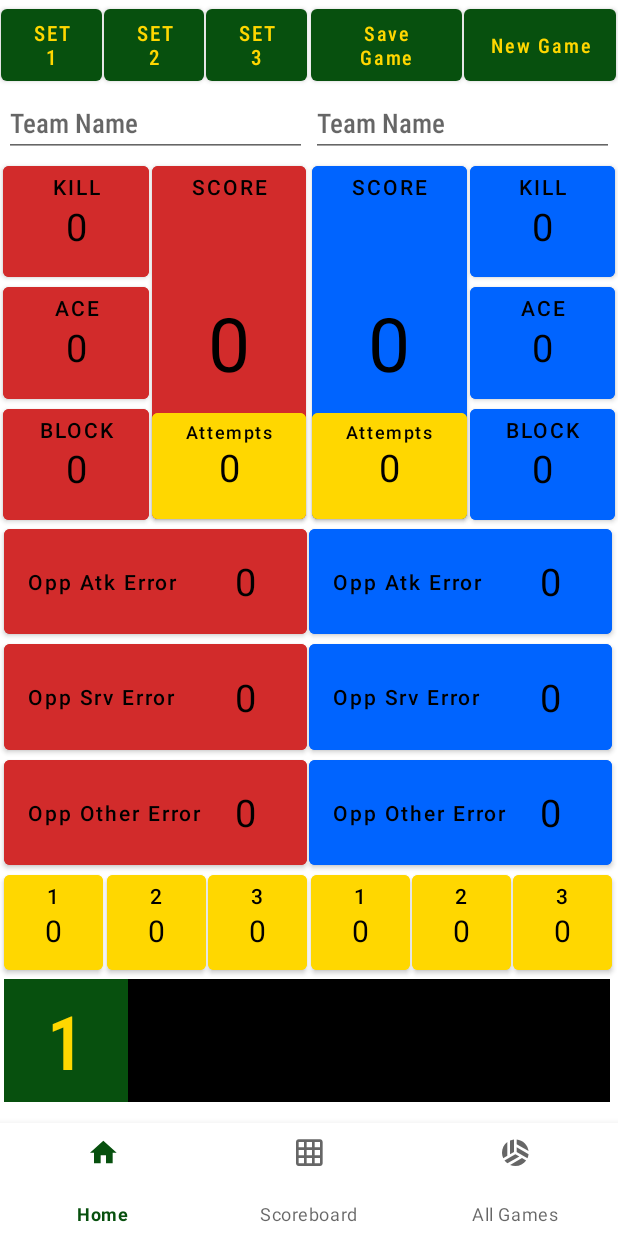
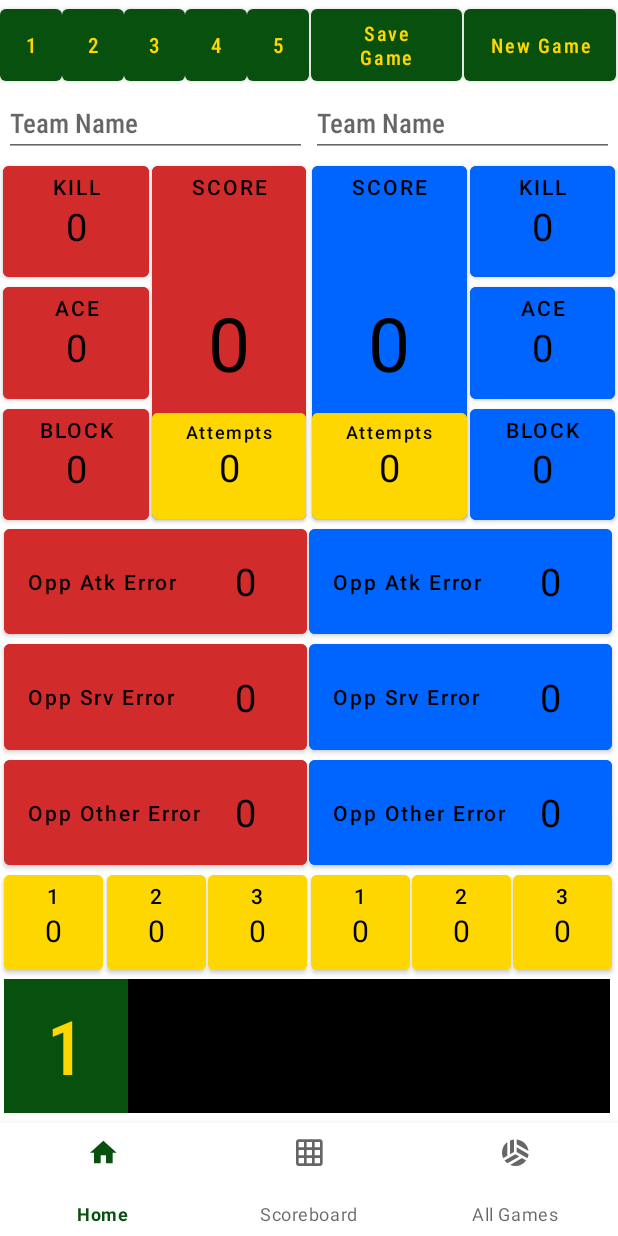
Before and after one commit to CamdenKSeaver/VolleyballApp2, an Android app: the fragment FullScoreboard placed in its activity, on a phone screen of 412 x 824 dp. Run offline under Robolectric (Android 15) with nearby library versions, the phone set to English and light mode, and no system bars; our stand-ins replace Firebase (no records; nobody signed in at launch, a user with empty details on screens opened directly).

Commit message:
now can click all buttons

```diff
--- a/VolleyballApp-main/app/src/main/res/layout/fragment_full_scoreboard.xml
+++ b/VolleyballApp-main/app/src/main/res/layout/fragment_full_scoreboard.xml
@@ -21,7 +21,7 @@
         android:id="@+id/homeScoreButton"
         android:layout_width="0dp"
         android:layout_height="0dp"
-
+        android:translationZ="1dp"
         android:layout_marginRight="2dp"
         android:backgroundTint="@color/red"
         android:gravity="center_horizontal"
@@ -65,7 +65,7 @@
 
         android:layout_marginRight="2dp"
         android:backgroundTint="@color/gold"
-        android:elevation="20dp"
+        android:elevation="50dp"
         android:gravity="center_horizontal"
         android:onClick="onClick"
         android:text="Attempts"
@@ -85,7 +85,7 @@
         android:textSize="12dp"
         android:layout_marginRight="2dp"
         android:backgroundTint="@color/gold"
-        android:elevation="20dp"
+        android:elevation="50dp"
         android:gravity="center_horizontal"
         android:onClick="onClick"
         android:text="Attempts"
@@ -207,7 +207,7 @@ android:layout_marginRight="1dp"
       android:textColor="@color/black"
         android:elevation="30dp"
         android:gravity="center"
-        android:onClick="onClick"
+
         android:text="0"
         android:textSize="20dp"
         android:textAllCaps="false"
@@ -225,7 +225,7 @@ android:layout_marginRight="1dp"
         android:textColor="@color/black"
         android:elevation="30dp"
         android:gravity="center"
-        android:onClick="onClick"
+
         android:text="0"
         android:textSize="20dp"
         android:textAllCaps="false"
@@ -243,7 +243,7 @@ android:layout_marginRight="1dp"
         android:textColor="@color/black"
         android:elevation="30dp"
         android:gravity="center"
-        android:onClick="onClick"
+
         android:text="0"
         android:textSize="20dp"
         android:textAllCaps="false"
@@ -262,7 +262,7 @@ android:layout_marginRight="1dp"
         android:textColor="@color/black"
         android:elevation="30dp"
         android:gravity="center"
-        android:onClick="onClick"
+
         android:text="0"
         android:textSize="20dp"
         android:textAllCaps="false"
@@ -281,7 +281,7 @@ android:layout_marginRight="1dp"
         android:textColor="@color/black"
         android:elevation="30dp"
         android:gravity="center"
-        android:onClick="onClick"
+
         android:text="0"
         android:textSize="20dp"
         android:textAllCaps="false"
@@ -298,7 +298,7 @@ android:layout_marginRight="1dp"
         android:textColor="@color/black"
         android:elevation="30dp"
         android:gravity="center"
-        android:onClick="onClick"
+
         android:text="0"
         android:textSize="20dp"
         android:textAllCaps="false"
@@ -852,18 +852,32 @@ android:layout_marginRight="1dp"
         android:layout_width="0dp"
         android:layout_height="0dp"
         android:layout_marginRight="1dp"
-
+        android:textAllCaps="false"
         android:fontFamily="sans-serif-condensed-medium"
         android:onClick="setClicked"
-        android:text="Set 1"
+        android:text="1"
         android:textColor="@color/gold"
         app:layout_constraintTop_toTopOf="parent"
 
         app:layout_constraintHeight_percent=".08"
-        app:layout_constraintRight_toLeftOf="@id/Set2"
-        app:layout_constraintWidth_percent=".163"
+        app:layout_constraintLeft_toLeftOf="parent"
+        app:layout_constraintWidth_percent=".1"
      />
+    <Button
+        android:id="@+id/Set2"
+        android:layout_width="0dp"
+        android:layout_height="0dp"
+        android:layout_marginRight="1dp"
+        android:textAllCaps="false"
+        android:fontFamily="sans-serif-condensed-medium"
+        android:onClick="setClicked"
+        android:text="2"
+        android:textColor="@color/gold"
 
+        app:layout_constraintHeight_percent=".08"
+        app:layout_constraintLeft_toRightOf="@id/Set1"
+        app:layout_constraintWidth_percent=".1"
+        app:layout_constraintTop_toTopOf="parent" />
     <Button
         android:id="@+id/Set3"
         android:layout_width="0dp"
@@ -872,29 +886,47 @@ android:layout_marginRight="1dp"
 
         android:fontFamily="sans-serif-condensed-medium"
         android:onClick="setClicked"
-        android:text="Set 3"
+        android:text="3"
+        android:textColor="@color/gold"
+android:textAllCaps="false"
+
+        app:layout_constraintHeight_percent=".08"
+        app:layout_constraintLeft_toRightOf="@id/Set2"
+        app:layout_constraintWidth_percent=".1"
+        app:layout_constraintTop_toTopOf="parent"/>
+    <Button
+        android:id="@+id/Set4"
+        android:layout_width="0dp"
+        android:layout_height="0dp"
+        android:layout_marginRight="1dp"
+        android:textAllCaps="false"
+        android:fontFamily="sans-serif-condensed-medium"
+        android:onClick="setClicked"
+        android:text="4"
         android:textColor="@color/gold"
 
         app:layout_constraintHeight_percent=".08"
-        app:layout_constraintRight_toLeftOf="@id/guideline"
-        app:layout_constraintWidth_percent=".163"
-        app:layout_constraintTop_toTopOf="parent"/>
+        app:layout_constraintLeft_toRightOf="@id/Set3"
+        app:layout_constraintWidth_percent=".1"
+        app:layout_constraintTop_toTopOf="parent" />
 
     <Button
-        android:id="@+id/Set2"
+        android:id="@+id/Set5"
         android:layout_width="0dp"
         android:layout_height="0dp"
         android:layout_marginRight="1dp"
-
+        android:textAllCaps="false"
         android:fontFamily="sans-serif-condensed-medium"
         android:onClick="setClicked"
-        android:text="Set 2"
+        android:text="5"
         android:textColor="@color/gold"
 
         app:layout_constraintHeight_percent=".08"
-        app:layout_constraintRight_toLeftOf="@id/Set3"
-        app:layout_constraintWidth_percent=".163"
+        app:layout_constraintLeft_toRightOf="@id/Set4"
+        app:layout_constraintWidth_percent=".1"
         app:layout_constraintTop_toTopOf="parent" />
+
+
 
 
     <TextView
@@ -908,7 +940,7 @@ android:layout_marginRight="1dp"
         android:text="1"
         android:textColor="@color/gold"
         android:textSize="50dp"
-        app:layout_constraintHeight_percent=".11"
+        app:layout_constraintHeight_percent=".12"
         app:layout_constraintLeft_toLeftOf="@id/home1"
         app:layout_constraintTop_toBottomOf="@id/home1"
         app:layout_constraintWidth_percent=".2" />
@@ -922,7 +954,7 @@ android:layout_marginRight="1dp"
         app:layout_constraintGuide_percent="0.4" />
 
     <ListView
-        app:layout_constraintHeight_percent=".11"
+        app:layout_constraintHeight_percent=".12"
         app:layout_constraintWidth_percent=".78"
         android:layout_width="0dp"
         android:layout_height="0dp"
```
Also changed, not shown: VolleyballApp-main/app/src/main/java/com/example/volleyballapp/ASet.java (+116 -3 lines), VolleyballApp-main/app/src/main/java/com/example/volleyballapp/MainActivity.java (+98 -1 lines).
